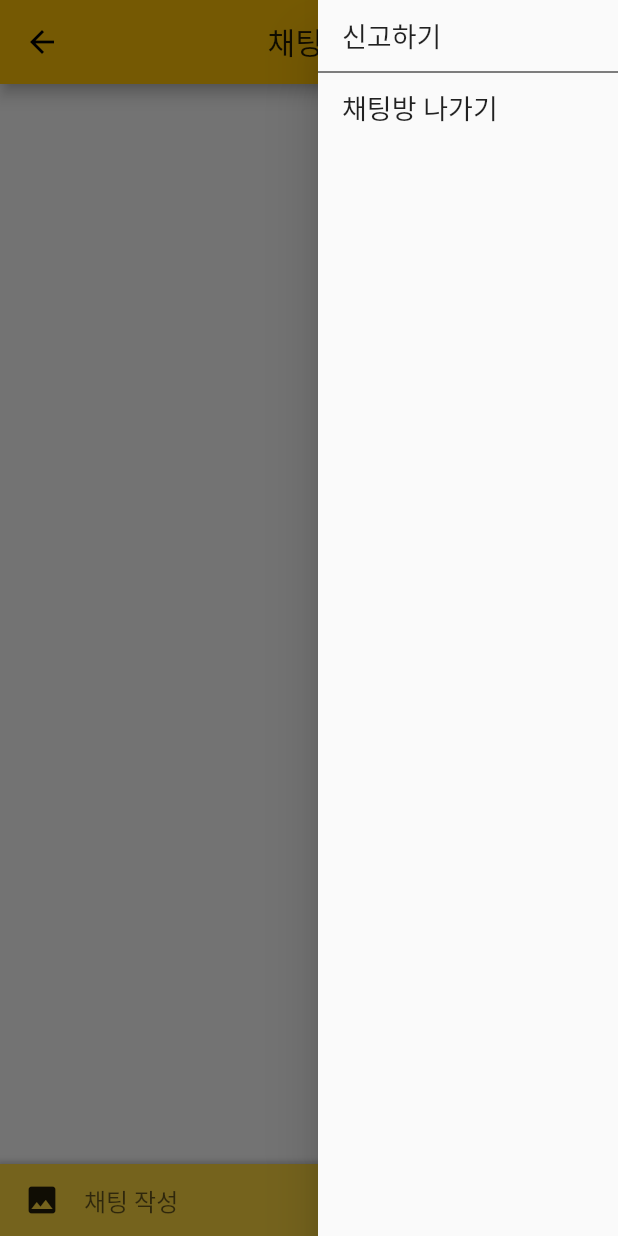
After one commit to oaojjj/anony-chat, a Flutter app: the ChatRoomPage screen opened by its route, with the side drawer open, on a phone screen of 412 x 824 dp. The commit adds this screen. Run offline on Flutter 3.47's test engine with Material 2 defaults, Android fonts, the phone set to English and light mode, and no system bars; our stand-ins replace firebase_auth, firebase_core, firebase_database, flutter_spinkit, fluttertoast, image_picker; accounts and stored records are empty.

Commit message:
feat: 채팅 ui

```diff
--- a/lib/model/member_info_model.dart
+++ b/lib/model/member_model.dart
@@ -3,7 +3,7 @@ import 'package:firebase_database/firebase_database.dart';
 
 import 'dao/member.dart';
 
-class MemberInfoModel {
+class MemberModel {
   final FirebaseAuth mAuth = FirebaseAuth.instance;
   final FirebaseDatabase db = FirebaseDatabase.instance;
 
--- a/lib/routes.dart
+++ b/lib/routes.dart
@@ -1,5 +1,6 @@
 import 'package:flutter/material.dart';
 
+import 'ui/view/chat/chat_room_page.dart';
 import 'ui/view/home/main_home_page.dart';
 import 'ui/view/home/profile_page.dart';
 import 'ui/view/home/service_info_page.dart';
@@ -18,5 +19,6 @@ final routes = {
   '/stdCardCertification': (BuildContext context) => SCCertification(),
   '/main': (BuildContext context) => MainPage(),
   '/profile': (BuildContext context) => ProfilePage(),
-  '/serviceInfo': (BuildContext context) => ServiceInfoPage()
+  '/serviceInfo': (BuildContext context) => ServiceInfoPage(),
+  '/chat': (BuildContext context) => ChatRoomPage()
 };
--- /dev/null
+++ b/lib/ui/view/chat/chat_room_page.dart
@@ -0,0 +1,124 @@
+import 'package:anony_chat/ui/widget/chat_message.dart';
+import 'package:flutter/material.dart';
+
+class ChatRoomPage extends StatefulWidget {
+  @override
+  _ChatRoomPageState createState() => _ChatRoomPageState();
+}
+
+class _ChatRoomPageState extends State<ChatRoomPage> {
+  final List<ChatMessage> _messages = [];
+  final _messageController = TextEditingController();
+  final FocusNode _focusNode = FocusNode();
+
+  @override
+  Widget build(BuildContext context) {
+    return SafeArea(
+      child: Scaffold(
+        endDrawer: Container(
+          width: 200.0,
+          child: Drawer(
+            child: ListView(
+              children: [
+                ListTile(
+                  dense: true,
+                  title: Text('신고하기', style: TextStyle(fontSize: 18.0)),
+                  onTap: () {},
+                ),
+                Divider(
+                  height: 0,
+                  color: Colors.black,
+                ),
+                ListTile(
+                  dense: true,
+                  title: Text('채팅방 나가기', style: TextStyle(fontSize: 18.0)),
+                  onTap: () {},
+                )
+              ],
+            ),
+          ),
+        ),
+        appBar: AppBar(
+          title: Text('채팅방'),
+          centerTitle: true,
+          actions: [
+            // hint => https://www.freewebmentor.com/questions/how-to-change-the-enddrawer-icon-in-flutter
+            // endDrawer 아이콘 바꾸기
+            Builder(
+              builder: (context) => IconButton(
+                icon: Icon(Icons.more_vert),
+                onPressed: () => Scaffold.of(context).openEndDrawer(),
+              ),
+            ),
+          ],
+        ),
+        body: Container(
+          child: Column(
+            children: [
+              Flexible(
+                child: ListView.builder(
+                  padding: EdgeInsets.all(8.0),
+                  itemBuilder: (_, index) => _messages[index],
+                  itemCount: _messages.length,
+                ),
+              ),
+              _buildTextComposer(),
+            ],
+          ),
+        ),
+      ),
+    );
+  }
+
+  Widget _buildTextComposer() {
+    return Container(
+      decoration: BoxDecoration(
+        color: Colors.amberAccent,
+        boxShadow: [
+          BoxShadow(
+            color: Colors.grey.withOpacity(0.5),
+            spreadRadius: 2,
+            blurRadius: 2,
+          ),
+        ],
+      ),
+      child: Row(
+        children: [
+          Container(
+            width: 56.0,
+            height: 48.0,
+            child: FlatButton(
+                child: Icon(Icons.photo, size: 24.0),
+                //Text('사진', style: TextStyle(fontWeight: FontWeight.bold)),
+                onPressed: () {}),
+          ),
+          Flexible(
+            child: TextField(
+              controller: _messageController,
+              onSubmitted: _handleSubmitted,
+              decoration: InputDecoration.collapsed(hintText: '채팅 작성'),
+              focusNode: _focusNode,
+            ),
+          ),
+          Container(
+            width: 56.0,
+            height: 48.0,
+            child: FlatButton(
+                child: Icon(Icons.send, size: 24.0),
+                //Text('사진', style: TextStyle(fontWeight: FontWeight.bold)),
+                onPressed: () => _handleSubmitted(_messageController.text)),
+          ),
+        ],
+      ),
+    );
+  }
+
+  void _handleSubmitted(String text) {
+    if(text.isEmpty)
+      return;
+    _messageController.clear();
+    ChatMessage message = ChatMessage(text: text);
+    setState(() => _messages.insert(_messages.length, message));
+    _focusNode.requestFocus();
+  }
+}
```
Also changed, not shown: lib/ui/view/home/main_home_page.dart (+11 -4 lines), lib/ui/view/home/profile_page.dart (+5 -5 lines), lib/ui/view/intro/register_page.dart (+4 -4 lines), lib/ui/widget/chat_message.dart (added, +46 -0 lines).
